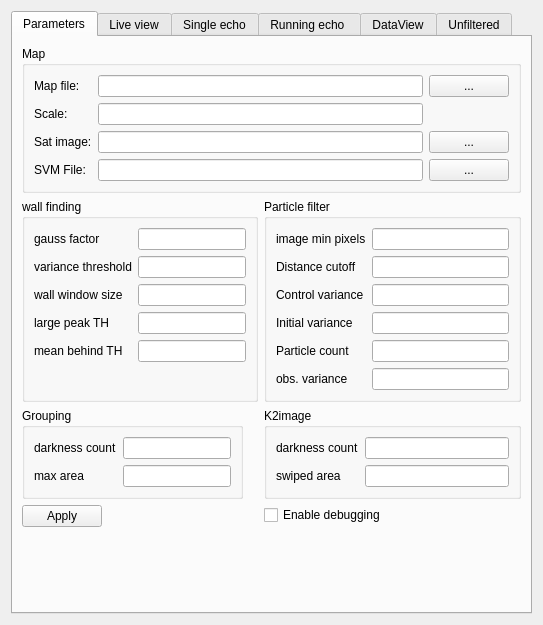
The window that Hanse/Module_SonarLocalization/form_sonarlocalization.ui (iti-luebeck/HANSE2011) describes before a commit, drawn with Qt 5.
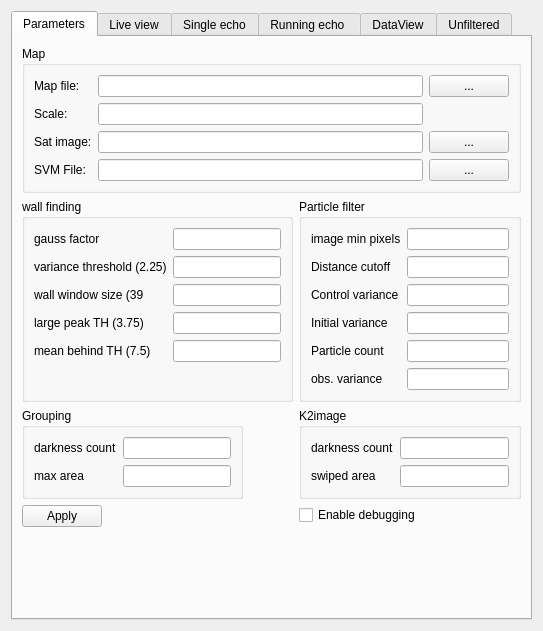
The same window after the commit. Custom widgets are drawn as their Qt base class.

```diff
--- a/Hanse/Module_SonarLocalization/form_sonarlocalization.ui
+++ b/Hanse/Module_SonarLocalization/form_sonarlocalization.ui
@@ -7,7 +7,7 @@
     <x>0</x>
     <y>0</y>
     <width>543</width>
-    <height>625</height>
+    <height>631</height>
    </rect>
   </property>
   <property name="windowTitle">
@@ -260,7 +260,7 @@
           <item row="1" column="0">
            <widget class="QLabel" name="label_5">
             <property name="text">
-             <string>variance threshold</string>
+             <string>variance threshold (2.25)</string>
             </property>
            </widget>
           </item>
@@ -270,7 +270,7 @@
           <item row="3" column="0">
            <widget class="QLabel" name="label_9">
             <property name="text">
-             <string>wall window size</string>
+             <string>wall window size (39</string>
             </property>
            </widget>
           </item>
@@ -280,7 +280,7 @@
           <item row="4" column="0">
            <widget class="QLabel" name="label_10">
             <property name="text">
-             <string>large peak TH</string>
+             <string>large peak TH (3.75)</string>
             </property>
            </widget>
           </item>
@@ -290,7 +290,7 @@
           <item row="5" column="0">
            <widget class="QLabel" name="label_11">
             <property name="text">
-             <string>mean behind TH</string>
+             <string>mean behind TH (7.5)</string>
             </property>
            </widget>
           </item>
```
